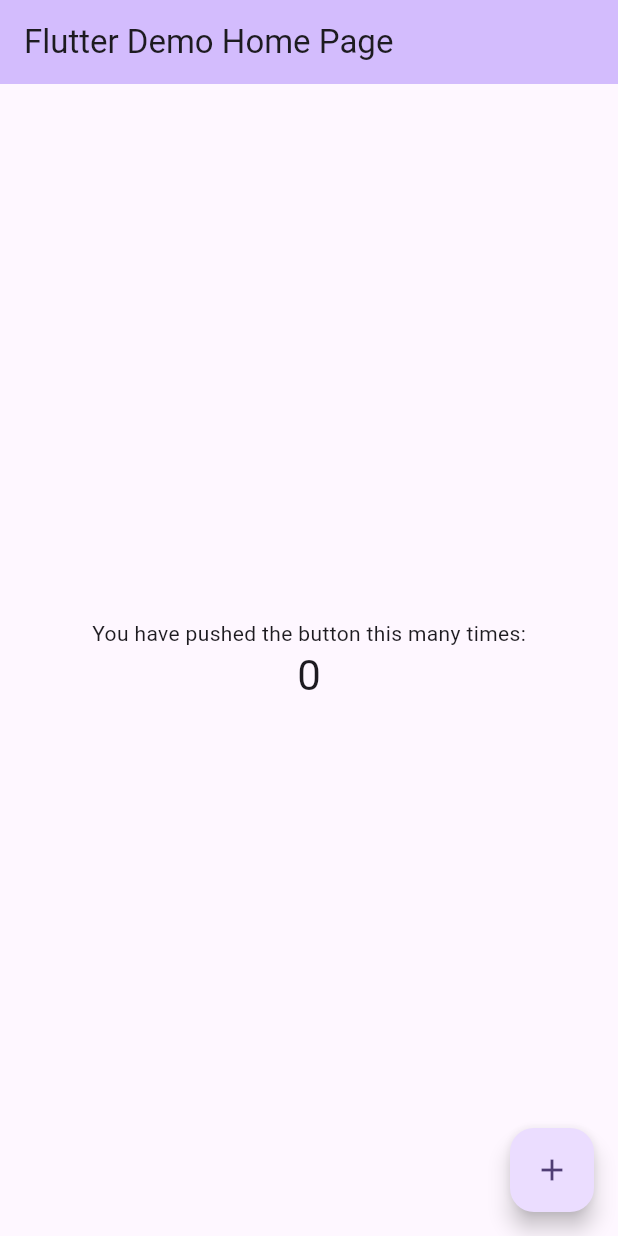
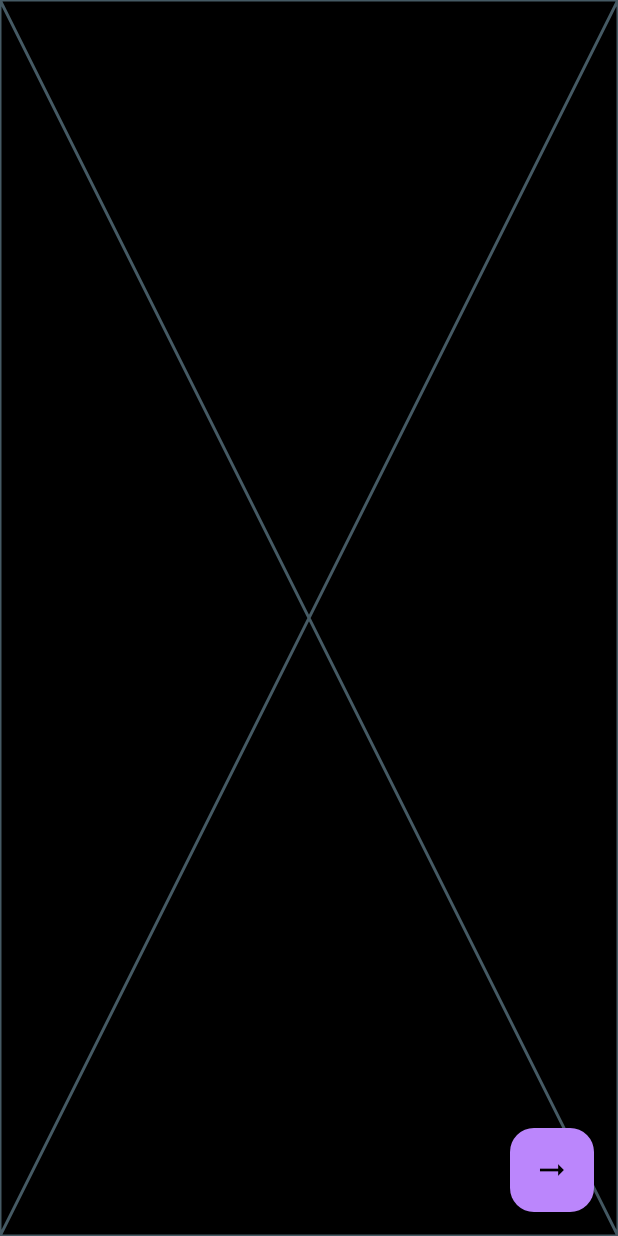
Before and after one commit to Gnutovv/tink_trade, a Flutter app: the screen it shows after launch, on a phone screen of 412 x 824 dp. Run offline on Flutter 3.47's test engine with Material 3 defaults, Android fonts, the phone set to English and light mode, and no system bars; our stand-ins replace go_router.

```diff
--- a/lib/main.dart
+++ b/lib/main.dart
@@ -1,4 +1,5 @@
 import 'package:flutter/material.dart';
+import 'package:tink_trade/ui/theme/theme.dart';
 
 void main() {
   runApp(const MyApp());
@@ -7,119 +8,29 @@ void main() {
 class MyApp extends StatelessWidget {
   const MyApp({super.key});
 
-  // This widget is the root of your application.
   @override
   Widget build(BuildContext context) {
     return MaterialApp(
       title: 'Flutter Demo',
-      theme: ThemeData(
-        // This is the theme of your application.
-        //
-        // TRY THIS: Try running your application with "flutter run". You'll see
-        // the application has a purple toolbar. Then, without quitting the app,
-        // try changing the seedColor in the colorScheme below to Colors.green
-        // and then invoke "hot reload" (save your changes or press the "hot
-        // reload" button in a Flutter-supported IDE, or press "r" if you used
-        // the command line to start the app).
-        //
-        // Notice that the counter didn't reset back to zero; the application
-        // state is not lost during the reload. To reset the state, use hot
-        // restart instead.
-        //
-        // This works for code too, not just values: Most code changes can be
-        // tested with just a hot reload.
-        colorScheme: ColorScheme.fromSeed(seedColor: Colors.deepPurple),
-        useMaterial3: true,
+      theme: mainThemeData,
+      home: const SafeArea(
+        child: MyHomePage(),
       ),
-      home: const MyHomePage(title: 'Flutter Demo Home Page'),
     );
   }
 }
 
-class MyHomePage extends StatefulWidget {
-  const MyHomePage({super.key, required this.title});
-
-  // This widget is the home page of your application. It is stateful, meaning
-  // that it has a State object (defined below) that contains fields that affect
-  // how it looks.
-
-  // This class is the configuration for the state. It holds the values (in this
-  // case the title) provided by the parent (in this case the App widget) and
-  // used by the build method of the State. Fields in a Widget subclass are
-  // always marked "final".
-
-  final String title;
-
-  @override
-  State<MyHomePage> createState() => _MyHomePageState();
-}
-
-class _MyHomePageState extends State<MyHomePage> {
-  int _counter = 0;
-
-  void _incrementCounter() {
-    setState(() {
-      // This call to setState tells the Flutter framework that something has
-      // changed in this State, which causes it to rerun the build method below
-      // so that the display can reflect the updated values. If we changed
-      // _counter without calling setState(), then the build method would not be
-      // called again, and so nothing would appear to happen.
-      _counter++;
-    });
-  }
+class MyHomePage extends StatelessWidget {
+  const MyHomePage({super.key});
 
   @override
   Widget build(BuildContext context) {
-    // This method is rerun every time setState is called, for instance as done
-    // by the _incrementCounter method above.
-    //
-    // The Flutter framework has been optimized to make rerunning build methods
-    // fast, so that you can just rebuild anything that needs updating rather
-    // than having to individually change instances of widgets.
     return Scaffold(
-      appBar: AppBar(
-        // TRY THIS: Try changing the color here to a specific color (to
-        // Colors.amber, perhaps?) and trigger a hot reload to see the AppBar
-        // change color while the other colors stay the same.
-        backgroundColor: Theme.of(context).colorScheme.inversePrimary,
-        // Here we take the value from the MyHomePage object that was created by
-        // the App.build method, and use it to set our appbar title.
-        title: Text(widget.title),
+      body: const Placeholder(),
+      floatingActionButton: FloatingActionButton(
+        onPressed: () {},
+        child: const Icon(Icons.arrow_right_alt),
       ),
-      body: Center(
-        // Center is a layout widget. It takes a single child and positions it
-        // in the middle of the parent.
-        child: Column(
-          // Column is also a layout widget. It takes a list of children and
-          // arranges them vertically. By default, it sizes itself to fit its
-          // children horizontally, and tries to be as tall as its parent.
-          //
-          // Column has various properties to control how it sizes itself and
-          // how it positions its children. Here we use mainAxisAlignment to
-          // center the children vertically; the main axis here is the vertical
-          // axis because Columns are vertical (the cross axis would be
-          // horizontal).
-          //
-          // TRY THIS: Invoke "debug painting" (choose the "Toggle Debug Paint"
-          // action in the IDE, or press "p" in the console), to see the
-          // wireframe for each widget.
-          mainAxisAlignment: MainAxisAlignment.center,
-          children: <Widget>[
-            const Text(
-              'You have pushed the button this many times:',
-            ),
-            Text(
-              '$_counter',
-              style: Theme.of(context).textTheme.headlineMedium,
-            ),
-          ],
-        ),
-      ),
-      floatingActionButton: FloatingActionButton(
-        onPressed: _incrementCounter,
-        tooltip: 'Increment',
-        child: const Icon(Icons.add),
-      ), // This trailing comma makes auto-formatting nicer for build methods.
     );
   }
 }
--- /dev/null
+++ b/lib/ui/theme/theme.dart
@@ -0,0 +1,12 @@
+import 'package:flutter/material.dart';
+
+final mainThemeData = ThemeData(
+  fontFamily: 'Inter',
+  brightness: Brightness.dark,
+  useMaterial3: true,
+  colorScheme: const ColorScheme.dark(
+    secondary: Colors.white12,
+    background: Colors.black,
+  ),
+  scaffoldBackgroundColor: Colors.black,
+);
--- a/pubspec.yaml
+++ b/pubspec.yaml
@@ -35,6 +35,7 @@ dependencies:
   # The following adds the Cupertino Icons font to your application.
   # Use with the CupertinoIcons class for iOS style icons.
   cupertino_icons: ^1.0.6
+  go_router: ^13.2.0
 
 dev_dependencies:
   flutter_test:
```
Also changed, not shown: lib/ui/features/account/screens/account_screen.dart (added, +10 -0 lines), lib/ui/features/authorization/screens/authorization_screen.dart (added, +10 -0 lines), lib/ui/features/cabinet/screens/cabinet_screen.dart (added, +10 -0 lines), lib/ui/features/expert/screens/expert_screen.dart (added, +10 -0 lines), lib/ui/features/settings/screens/settings_screen.dart (added, +10 -0 lines), lib/ui/features/splash_screen.dart (added, +12 -0 lines), lib/ui/navigation/router.dart (added, +147 -0 lines), pubspec.lock.
